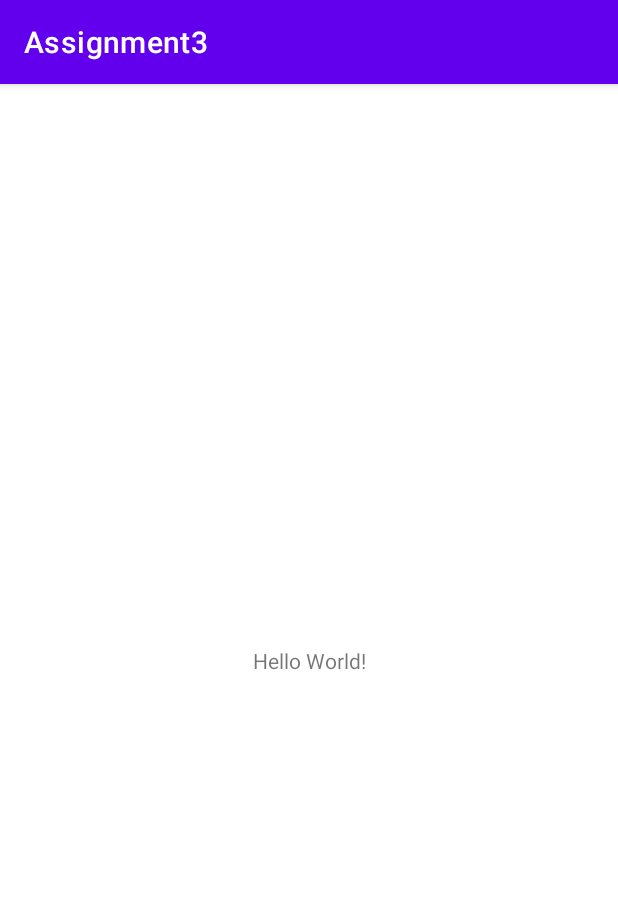
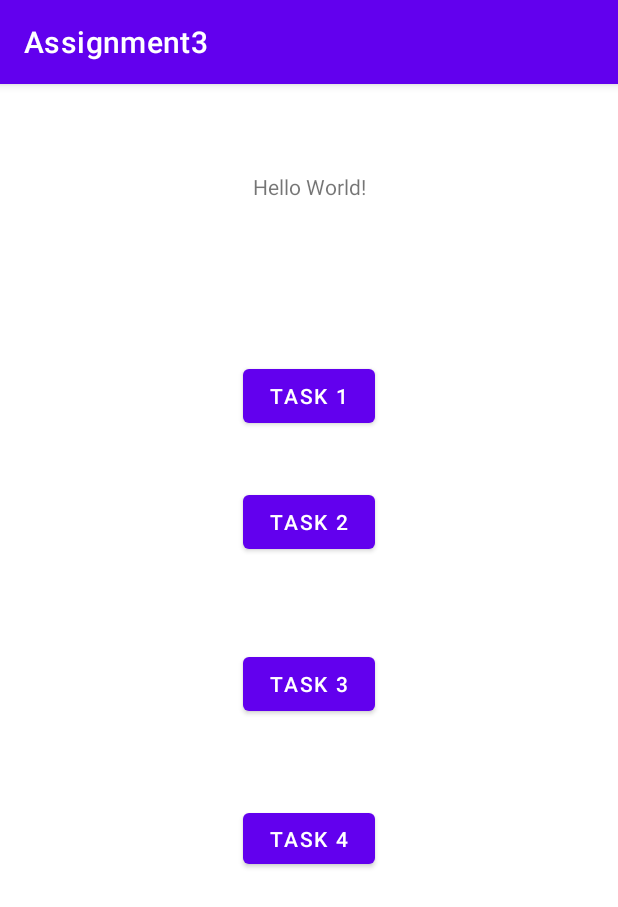
Before and after one commit to Marty-Byrde/AppDevelopment, an Android app: the screen it shows after launch (MainActivity), on a phone screen of 412 x 824 dp. Shown: the top 907 px of the screen. Run offline under Robolectric (Android 15) with nearby library versions, the phone set to English and light mode, and no system bars.

Commit message:
feat: added buttons to launch tasks
Added 4 buttons to the layout of the main activity, which each launch the activity of a task.

```diff
--- a/AB2/Code/app/src/main/res/layout/activity_main.xml
+++ b/AB2/Code/app/src/main/res/layout/activity_main.xml
@@ -13,6 +13,33 @@
             app:layout_constraintBottom_toBottomOf="parent"
             app:layout_constraintStart_toStartOf="parent"
             app:layout_constraintEnd_toEndOf="parent"
-            app:layout_constraintTop_toTopOf="parent"/>
+            app:layout_constraintTop_toTopOf="parent" app:layout_constraintVertical_bias="0.078"/>
+    <Button
+            android:text="Task 1"
+            android:layout_width="wrap_content"
+            android:layout_height="wrap_content" android:id="@+id/task1"
+            app:layout_constraintTop_toTopOf="parent" app:layout_constraintEnd_toEndOf="parent"
+            android:layout_marginTop="184dp" app:layout_constraintStart_toStartOf="parent"/>
+    <Button
+            android:text="Task 2"
+            android:layout_width="wrap_content"
+            android:layout_height="wrap_content" android:id="@+id/task2"
+            app:layout_constraintEnd_toEndOf="parent"
+            app:layout_constraintTop_toBottomOf="@+id/task1"
+            android:layout_marginTop="36dp" app:layout_constraintStart_toStartOf="parent"/>
+    <Button
+            android:text="Task 3"
+            android:layout_width="wrap_content"
+            android:layout_height="wrap_content" android:id="@+id/task3"
+            app:layout_constraintEnd_toEndOf="parent"
+            app:layout_constraintTop_toBottomOf="@+id/task2"
+            android:layout_marginTop="60dp" app:layout_constraintStart_toStartOf="parent"/>
+    <Button
+            android:text="Task 4"
+            android:layout_width="88dp"
+            android:layout_height="46dp" android:id="@+id/task4"
+            app:layout_constraintEnd_toEndOf="parent"
+            app:layout_constraintTop_toBottomOf="@+id/task3"
+            android:layout_marginTop="56dp" app:layout_constraintStart_toStartOf="parent"/>
 
 </androidx.constraintlayout.widget.ConstraintLayout>
```
